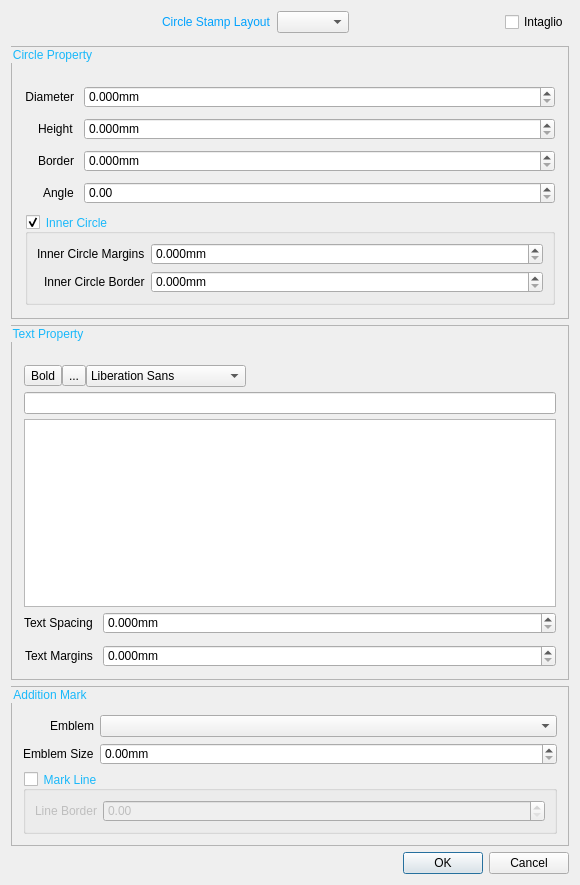
First picture: the form in src/ui/StampCircleDialog.ui, repository oneminute/LaserController, before the edit.
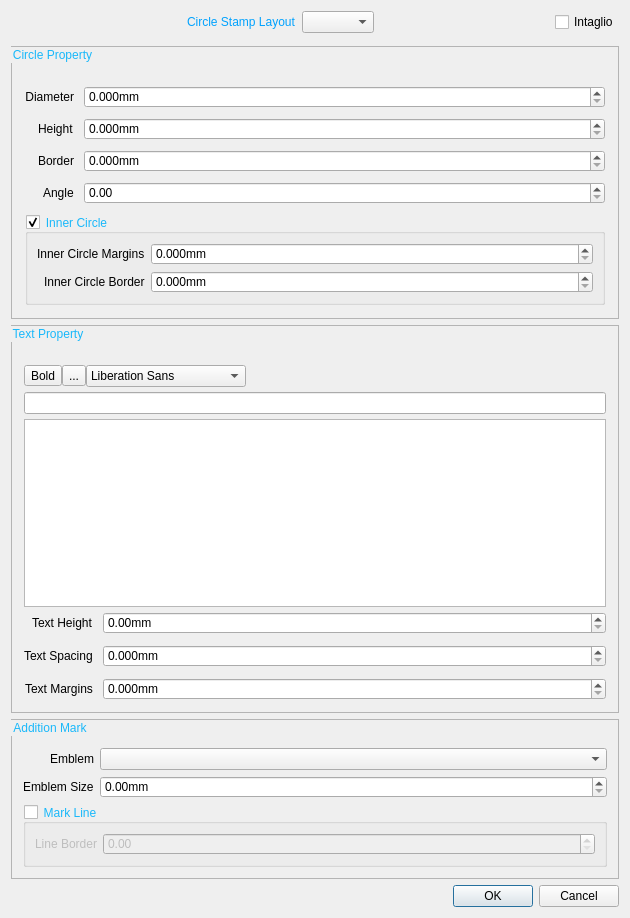
Second picture: the form after the edit. Icons and pictures are not drawn. Custom widgets are drawn as their Qt base class.

Patch:
```diff
--- a/src/ui/StampCircleDialog.ui
+++ b/src/ui/StampCircleDialog.ui
@@ -6,19 +6,19 @@
    <rect>
     <x>0</x>
     <y>0</y>
-    <width>580</width>
-    <height>835</height>
+    <width>630</width>
+    <height>887</height>
    </rect>
   </property>
   <property name="minimumSize">
    <size>
-    <width>580</width>
+    <width>630</width>
     <height>0</height>
    </size>
   </property>
   <property name="maximumSize">
    <size>
-    <width>580</width>
+    <width>630</width>
     <height>16777215</height>
    </size>
   </property>
@@ -329,14 +329,31 @@
         <property name="rightMargin">
          <number>0</number>
         </property>
-        <item row="2" column="0">
+        <item row="4" column="0">
+         <widget class="QLabel" name="hSpacelabel">
+          <property name="text">
+           <string>Text Spacing</string>
+          </property>
+         </widget>
+        </item>
+        <item row="4" column="1">
+         <widget class="LaserDoubleSpinBox" name="hSpaceSpinBox">
+          <property name="suffix">
+           <string>mm</string>
+          </property>
+          <property name="decimals">
+           <number>3</number>
+          </property>
+         </widget>
+        </item>
+        <item row="5" column="0">
          <widget class="QLabel" name="marginLabel">
           <property name="text">
            <string>Text Margins</string>
           </property>
          </widget>
         </item>
-        <item row="2" column="1">
+        <item row="5" column="1">
          <widget class="LaserDoubleSpinBox" name="marginSpinBox">
           <property name="suffix">
            <string>mm</string>
@@ -349,21 +366,21 @@
           </property>
          </widget>
         </item>
-        <item row="1" column="0">
-         <widget class="QLabel" name="hSpacelabel">
+        <item row="3" column="0">
+         <widget class="QLabel" name="textSizeLable">
           <property name="text">
-           <string>Text Spacing</string>
+           <string>Text Height</string>
           </property>
          </widget>
         </item>
-        <item row="1" column="1">
-         <widget class="LaserDoubleSpinBox" name="hSpaceSpinBox">
+        <item row="3" column="1">
+         <widget class="LaserDoubleSpinBox" name="textSizeSpinBox">
+          <property name="prefix">
+           <string/>
+          </property>
           <property name="suffix">
            <string>mm</string>
           </property>
-          <property name="decimals">
-           <number>3</number>
-          </property>
          </widget>
         </item>
        </layout>
```
